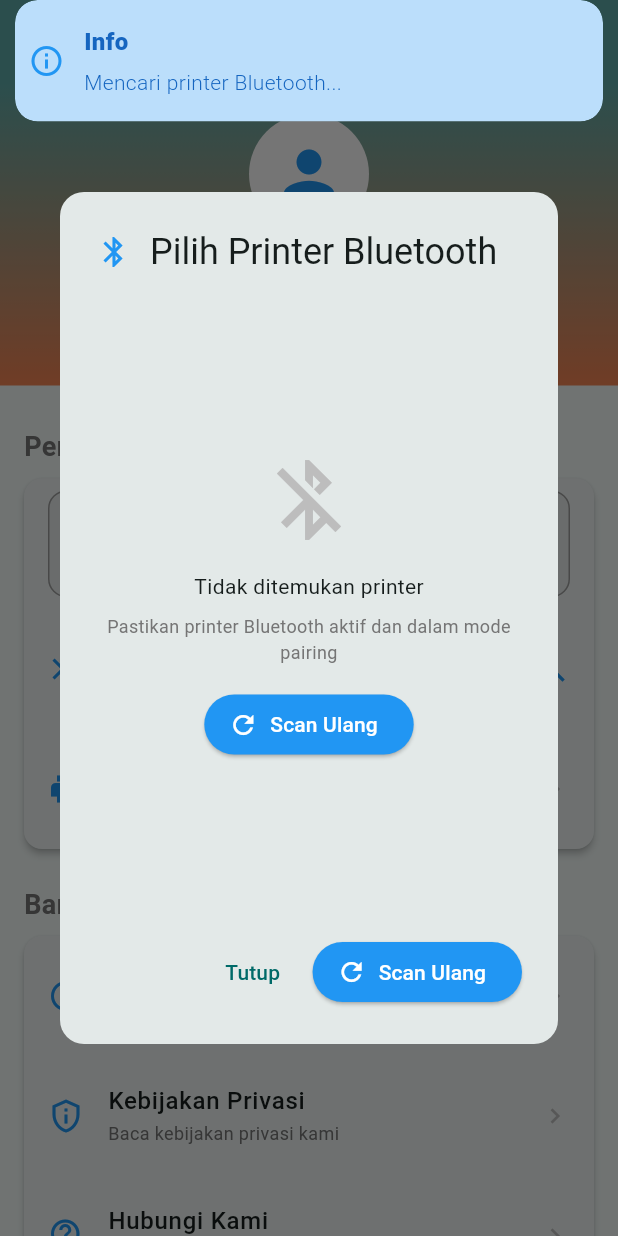
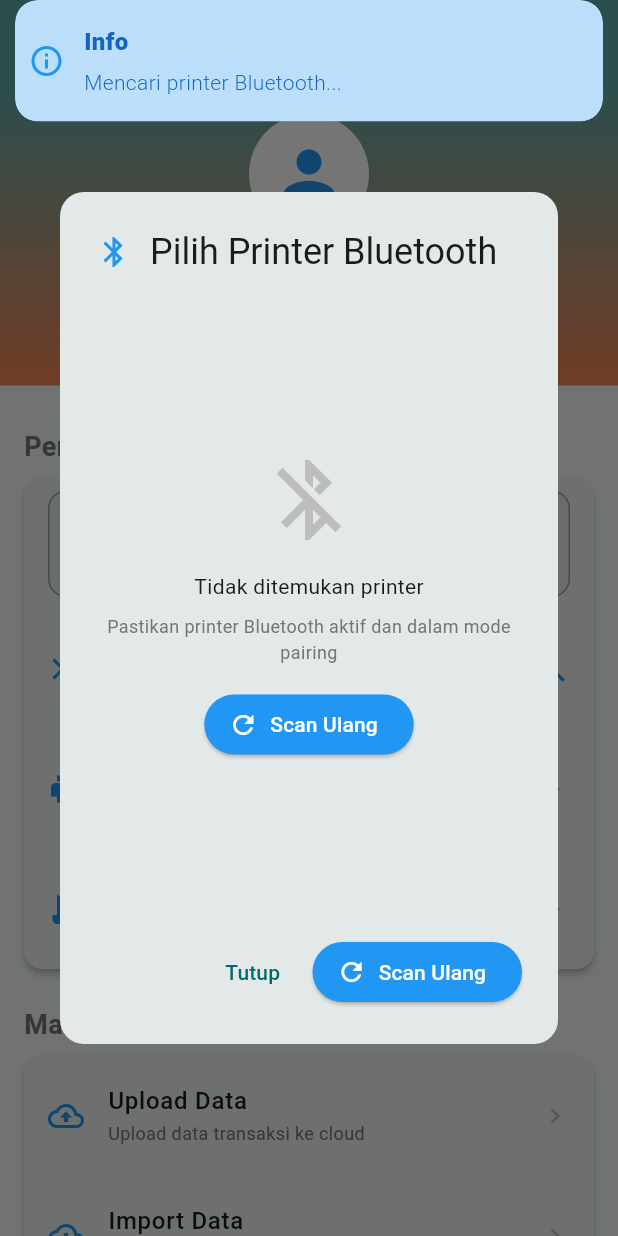
Before and after one commit to 4lvin/sadean-mobile, a Flutter app: the SettingView screen opened directly, after a tap on "Belum Ada Printer", on a phone screen of 412 x 824 dp. Run offline on Flutter 3.47's test engine with Material 3 defaults, Android fonts, the phone set to English and light mode, and no system bars; our stand-ins replace flutter_screenutil, flutter_secure_storage, get, image_picker, permission_handler, share_plus and 1 more; missing offline and left inert: bluetooth_print_plus, flutter_barcode_scanner_plus; accounts and stored records are empty; network calls fail; Roboto replaces fonts that are missing (Poppins); statements that could not run were skipped.

Commit message:
upload file

```diff
--- a/lib/src/view/setting/setting_view.dart
+++ b/lib/src/view/setting/setting_view.dart
@@ -92,10 +92,7 @@ class SettingView extends StatelessWidget {
       margin: EdgeInsets.symmetric(horizontal: isTablet ? 20 : 0),
       child: Column(
         children: [
-          _buildMenuSection(
-            context,
-            "Pengaturan Printer",
-            [
+          _buildMenuSection(context, "Pengaturan Printer", [
             _buildPrinterStatusCard(context),
             _buildMenuTile(
               context,
@@ -103,13 +100,16 @@ class SettingView extends StatelessWidget {
               "Scan Printer",
               "Cari printer Bluetooth tersedia",
               () => controller.scanPrinters(),
-                trailing: Obx(() => controller.printService.isScanning.value
+              trailing: Obx(
+                () =>
+                    controller.printService.isScanning.value
                         ? SizedBox(
                           width: 20,
                           height: 20,
                           child: CircularProgressIndicator(strokeWidth: 2),
                         )
-                    : Icon(Icons.search, color: Colors.blue)),
+                        : Icon(Icons.search, color: Colors.blue),
+              ),
             ),
             _buildMenuTile(
               context,
@@ -133,23 +133,30 @@ class SettingView extends StatelessWidget {
                       controller.printService.isConnected.value
                           ? "Putuskan koneksi printer"
                           : "Hubungkan ke printer",
-                            () => controller.printService.isConnected.value
+                      () =>
+                          controller.printService.isConnected.value
                               ? controller.disconnectPrinter()
                               : controller.connectPrinter(),
-                        trailing: Obx(() => controller.printService.isConnecting.value
+                      trailing: Obx(
+                        () =>
+                            controller.printService.isConnecting.value
                                 ? SizedBox(
                                   width: 20,
                                   height: 20,
-                          child: CircularProgressIndicator(strokeWidth: 2),
+                                  child: CircularProgressIndicator(
+                                    strokeWidth: 2,
+                                  ),
                                 )
                                 : Icon(
                                   controller.printService.isConnected.value
                                       ? Icons.bluetooth_connected
                                       : Icons.bluetooth_disabled,
-                          color: controller.printService.isConnected.value
+                                  color:
+                                      controller.printService.isConnected.value
                                           ? Colors.green
                                           : Colors.red,
-                        )),
+                                ),
+                      ),
                     ),
                     if (controller.printService.isConnected.value)
                       _buildMenuTile(
@@ -158,25 +165,56 @@ class SettingView extends StatelessWidget {
                         "Test Print",
                         "Cetak struk percobaan",
                         () => controller.testPrint(),
-                          trailing: Obx(() => controller.printService.isPrinting.value
+                        trailing: Obx(
+                          () =>
+                              controller.printService.isPrinting.value
                                   ? SizedBox(
                                     width: 20,
                                     height: 20,
-                            child: CircularProgressIndicator(strokeWidth: 2),
+                                    child: CircularProgressIndicator(
+                                      strokeWidth: 2,
+                                    ),
                                   )
-                              : Icon(Icons.print_outlined, color: Colors.green)),
+                                  : Icon(
+                                    Icons.print_outlined,
+                                    color: Colors.green,
+                                  ),
+                        ),
                       ),
                   ],
                 );
               }
               return SizedBox.shrink();
             }),
+            _buildMenuTile(
+              context,
+              Icons.receipt_long,
+              "Pengaturan Struk",
+              "Atur nama toko, alamat, dan info struk",
+                  () => controller.showReceiptSettingsDialog(),
+            ),
+          ]),
+          _buildMenuSection(
+            context,
+            "Manajemen Data",
+            [
+              _buildMenuTile(
+                context,
+                Icons.cloud_upload_outlined,
+                "Upload Data",
+                "Upload data transaksi ke cloud",
+                    () => Get.snackbar('Info', 'Fitur ini akan segera hadir!'),
+              ),
+              _buildMenuTile(
+                context,
+                Icons.cloud_download_outlined,
+                "Import Data",
+                "Import data transaksi dari file",
+                    () => Get.snackbar('Info', 'Fitur ini akan segera hadir!'),
+              ),
             ],
           ),
-          _buildMenuSection(
-            context,
-            "Bantuan & Info",
-            [
+          _buildMenuSection(context, "Bantuan & Info", [
             _buildMenuTile(
               context,
               Icons.help_outline,
@@ -198,12 +236,8 @@ class SettingView extends StatelessWidget {
               "Butuh bantuan? Hubungi support",
               controller.contactUs,
             ),
-            ],
-          ),
-          _buildMenuSection(
-            context,
-            "Akun",
-            [
+          ]),
+          _buildMenuSection(context, "Akun", [
             _buildMenuTile(
               context,
               Icons.logout,
@@ -213,8 +247,7 @@ class SettingView extends StatelessWidget {
               textColor: Colors.red,
               iconColor: Colors.red,
             ),
-            ],
-          ),
+          ]),
           SizedBox(height: 60),
         ],
       ),
@@ -224,8 +257,12 @@ class SettingView extends StatelessWidget {
   Widget _buildPrinterStatusCard(BuildContext context) {
     bool isTablet = MediaQuery.of(context).size.width > 600;
 
-    return Obx(() => Container(
-        margin: EdgeInsets.symmetric(horizontal: isTablet ? 8 : 16, vertical: 8),
+    return Obx(
+      () => Container(
+        margin: EdgeInsets.symmetric(
+          horizontal: isTablet ? 8 : 16,
+          vertical: 8,
+        ),
         padding: EdgeInsets.all(16),
         decoration: BoxDecoration(
           color: _getPrinterStatusColor().withOpacity(0.1),
@@ -283,7 +320,9 @@ class SettingView extends StatelessWidget {
                       height: 20,
                       child: CircularProgressIndicator(
                         strokeWidth: 2,
-                        valueColor: AlwaysStoppedAnimation<Color>(_getPrinterStatusColor()),
+                        valueColor: AlwaysStoppedAnimation<Color>(
+                          _getPrinterStatusColor(),
+                        ),
                       ),
                     ),
                 ],
@@ -296,7 +335,8 @@ class SettingView extends StatelessWidget {
                     SizedBox(width: 8),
                     Expanded(
                       child: Text(
-                        controller.printService.selectedDevice.value!.name ?? "Unknown",
+                        controller.printService.selectedDevice.value!.name ??
+                            "Unknown",
                         style: TextStyle(
                           fontSize: 12,
                           color: Colors.grey[600],
@@ -326,46 +366,62 @@ class SettingView extends StatelessWidget {
               ],
             ],
           ),
-        )));
+        ),
+      ),
+    );
   }
 
   Color _getPrinterStatusColor() {
     if (controller.printService.isConnecting.value) return Colors.orange;
     if (controller.printService.isConnected.value &&
-        controller.printService.selectedDevice.value != null) return Colors.green;
+        controller.printService.selectedDevice.value != null)
+      return Colors.green;
     if (controller.printService.selectedDevice.value != null &&
-        !controller.printService.isConnected.value) return Colors.red;
+        !controller.printService.isConnected.value)
+      return Colors.red;
     return Colors.grey;
   }
 
   IconData _getPrinterStatusIcon() {
-    if (controller.printService.isConnecting.value) return Icons.bluetooth_searching;
+    if (controller.printService.isConnecting.value)
+      return Icons.bluetooth_searching;
     if (controller.printService.isConnected.value &&
-        controller.printService.selectedDevice.value != null) return Icons.bluetooth_connected;
+        controller.printService.selectedDevice.value != null)
+      return Icons.bluetooth_connected;
     if (controller.printService.selectedDevice.value != null &&
-        !controller.printService.isConnected.value) return Icons.bluetooth_disabled;
+        !controller.printService.isConnected.value)
+      return Icons.bluetooth_disabled;
     return Icons.bluetooth;
   }
 
   String _getPrinterStatusTitle() {
     if (controller.printService.isConnecting.value) return "Menghubungkan...";
     if (controller.printService.isConnected.value &&
-        controller.printService.selectedDevice.value != null) return "Printer Terhubung";
+        controller.printService.selectedDevice.value != null)
+      return "Printer Terhubung";
     if (controller.printService.selectedDevice.value != null &&
-        !controller.printService.isConnected.value) return "Printer Terputus";
+        !controller.printService.isConnected.value)
+      return "Printer Terputus";
     return "Belum Ada Printer";
   }
 
   String _getPrinterStatusSubtitle() {
-    if (controller.printService.isConnecting.value) return "Sedang menghubungkan ke printer";
+    if (controller.printService.isConnecting.value)
+      return "Sedang menghubungkan ke printer";
     if (controller.printService.isConnected.value &&
-        controller.printService.selectedDevice.value != null) return "Siap untuk mencetak";
+        controller.printService.selectedDevice.value != null)
+      return "Siap untuk mencetak";
     if (controller.printService.selectedDevice.value != null &&
-        !controller.printService.isConnected.value) return "Tap untuk menyambungkan";
+        !controller.printService.isConnected.value)
+      return "Tap untuk menyambungkan";
     return "Silakan pilih printer Bluetooth";
   }
 
-  Widget _buildMenuSection(BuildContext context, String title, List<Widget> items) {
+  Widget _buildMenuSection(
+    BuildContext context,
+    String title,
+    List<Widget> items,
+  ) {
     bool isTablet = MediaQuery.of(context).size.width > 600;
 
     return Column(
@@ -423,12 +479,11 @@ class SettingView extends StatelessWidget {
       ),
       subtitle: Text(
         subtitle,
-        style: TextStyle(
-          fontSize: isTablet ? 14 : 12,
-          color: Colors.grey[600],
+        style: TextStyle(fontSize: isTablet ? 14 : 12, color: Colors.grey[600]),
       ),
-      ),
-      trailing: trailing ?? Icon(
+      trailing:
+          trailing ??
+          Icon(
             Icons.chevron_right,
             color: Colors.grey[400],
             size: isTablet ? 24 : 20,
@@ -498,14 +553,21 @@ class SettingView extends StatelessWidget {
                     return Column(
                       mainAxisAlignment: MainAxisAlignment.center,
                       children: [
-                        Icon(Icons.bluetooth_disabled, size: 64, color: Colors.grey[400]),
+                        Icon(
+                          Icons.bluetooth_disabled,
+                          size: 64,
+                          color: Colors.grey[400],
+                        ),
                         SizedBox(height: 16),
                         Text("Tidak ditemukan printer"),
                         SizedBox(height: 8),
                         Text(
                           "Pastikan printer Bluetooth aktif dan dalam mode pairing",
                           textAlign: TextAlign.center,
-                          style: TextStyle(fontSize: 12, color: Colors.grey[600]),
+                          style: TextStyle(
+                            fontSize: 12,
+                            color: Colors.grey[600],
+                          ),
                         ),
                         SizedBox(height: 16),
                         ElevatedButton.icon(
@@ -526,7 +588,13 @@ class SettingView extends StatelessWidget {
                     itemCount: controller.printService.devices.length,
                     itemBuilder: (context, index) {
                       final device = controller.printService.devices[index];
-                      final isSelected = controller.printService.selectedDevice.value?.address == device.address;
+                      final isSelected =
+                          controller
+                              .printService
+                              .selectedDevice
+                              .value
+                              ?.address ==
+                          device.address;
 
                       return Card(
                         margin: EdgeInsets.only(bottom: 8),
@@ -539,7 +607,10 @@ class SettingView extends StatelessWidget {
                           title: Text(
                             device.name ?? 'Unknown Device',
                             style: TextStyle(
-                              fontWeight: isSelected ? FontWeight.bold : FontWeight.normal,
+                              fontWeight:
+                                  isSelected
+                                      ? FontWeight.bold
+                                      : FontWeight.normal,
                               color: isSelected ? Colors.blue : null,
                             ),
                           ),
@@ -551,8 +622,12 @@ class SettingView extends StatelessWidget {
                               color: Colors.grey[600],
                             ),
                           ),
-                          trailing: isSelected
-                              ? Icon(Icons.check_circle, color: Colors.green)
+                          trailing:
+                              isSelected
+                                  ? Icon(
+                                    Icons.check_circle,
+                                    color: Colors.green,
+                                  )
                                   : null,
                           onTap: () {
                             controller.selectPrinter(index);
@@ -568,10 +643,7 @@ class SettingView extends StatelessWidget {
           ),
         ),
         actions: [
-          TextButton(
-            onPressed: () => Get.back(),
-            child: Text("Tutup"),
-          ),
+          TextButton(onPressed: () => Get.back(), child: Text("Tutup")),
           ElevatedButton.icon(
             onPressed: () => controller.scanPrinters(),
             icon: Icon(Icons.refresh, size: 20),
```
Also changed, not shown: lib/src/controllers/improve_print_controller.dart (+17 -4 lines), lib/src/controllers/setting_controller.dart (+140 -0 lines), lib/src/view/history/history_view.dart (+6 -3 lines), lib/src/view/history/receipt_view.dart (+9 -6 lines). Lines whose indentation alone changed are shown as unchanged.
